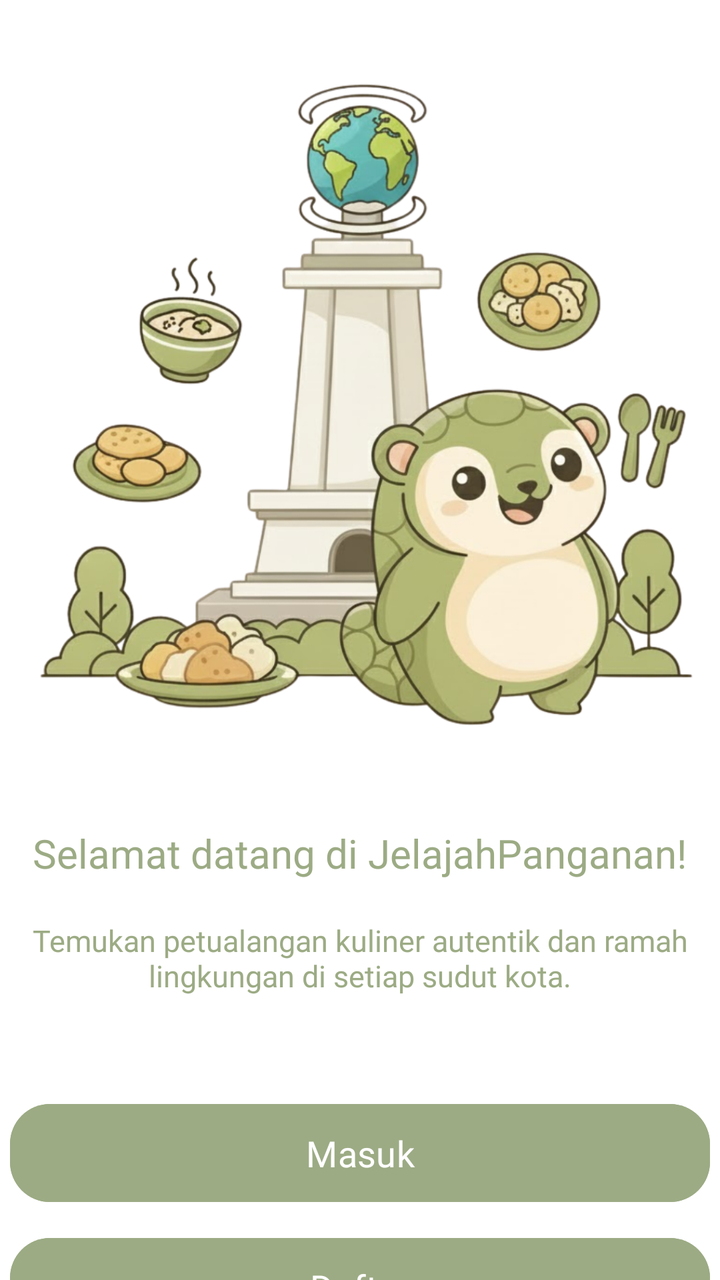
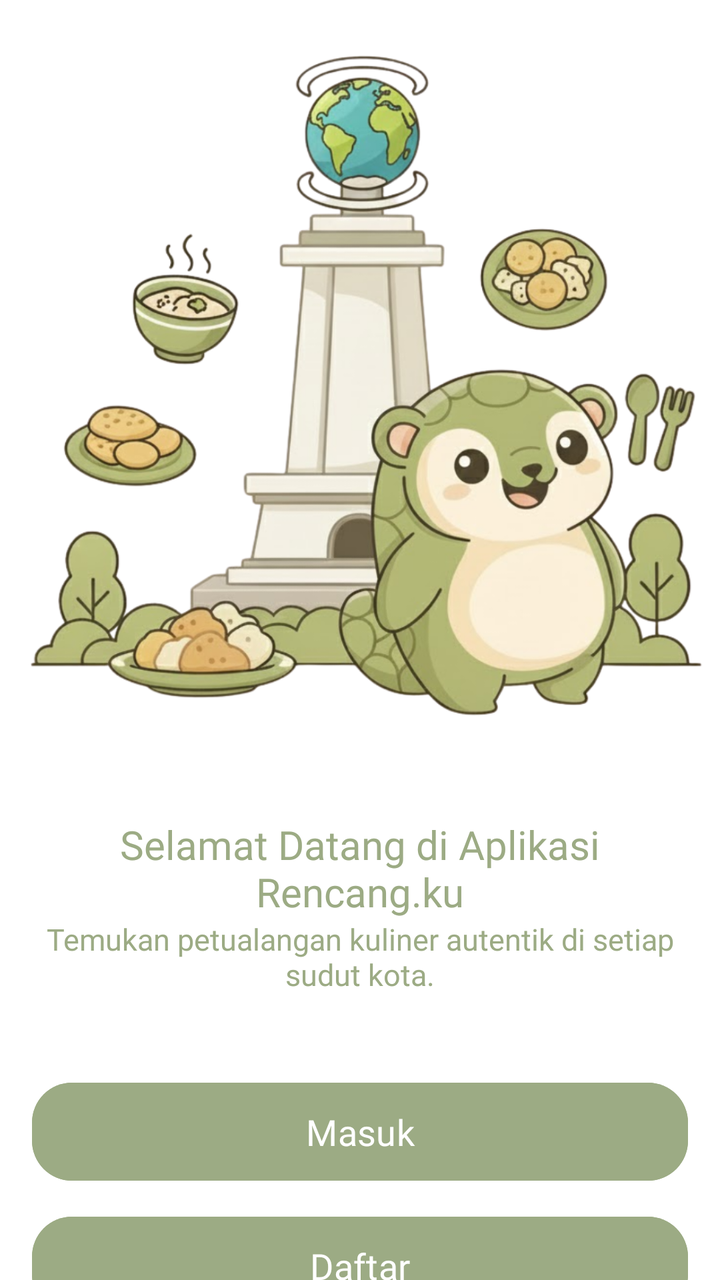

Compare the two renders of this Android layout. The source of the first and the diff that turns it into the second are given below.
<!-- AndroidManifest.xml: application theme Theme.Rencangku -->
<!-- res/layout/activity_onboarding_last.xml -->
<LinearLayout xmlns:android="http://schemas.android.com/apk/res/android"
    xmlns:tools="http://schemas.android.com/tools"
    android:layout_width="match_parent"
    android:layout_height="match_parent"
    xmlns:app="http://schemas.android.com/apk/res-auto"
    android:orientation="vertical"
    android:background="@android:color/white">

    <ImageView
        android:id="@+id/logoImageView"
        android:layout_width="match_parent"
        android:layout_height="379dp"
        android:layout_marginTop="4dp"
        android:contentDescription="@string/app_name"
        android:scaleType="centerCrop"
        android:src="@drawable/maskot" />

    <TextView
        android:id="@+id/welcomeTextView"
        android:layout_width="wrap_content"
        android:layout_height="wrap_content"
        android:layout_marginTop="30dp"
        android:text="@string/welcome"
        android:textSize="20sp"
        android:layout_gravity="center"
        android:textColor="@color/primary"
        android:fontFamily="@font/poppins_semi_bold" />

    <TextView
        android:id="@+id/descriptionTextView"
        android:layout_width="wrap_content"
        android:layout_height="wrap_content"
        android:layout_marginTop="10dp"
        android:padding="10dp"
        android:text="@string/desc_ob5"
        android:textSize="15sp"
        android:textColor="@color/primary"
        android:gravity="center"
        android:fontFamily="@font/poppins_regular" />

    <Button
        android:id="@+id/signInButton"
        android:layout_width="350dp"
        android:layout_height="57dp"
        android:layout_marginStart="10dp"
        android:layout_marginEnd="10dp"
        android:text="@string/sign_in"
        android:layout_gravity="center"
        android:backgroundTint="@color/primary"
        android:textColor="@android:color/white"
        android:layout_marginTop="40dp"
        app:cornerRadius="20dp"
        android:padding="12dp"
        android:textSize="18sp"
        android:fontFamily="@font/poppins_semi_bold"/>

    <Button
        android:id="@+id/signUpButton"
        android:layout_width="350dp"
        android:layout_height="57dp"
        android:layout_marginStart="10dp"
        android:layout_marginEnd="10dp"
        android:text="@string/sign_up"
        android:layout_gravity="center"
        android:backgroundTint="@color/primary"
        android:textColor="@android:color/white"
        android:layout_marginTop="10dp"
        app:cornerRadius="20dp"
        android:padding="12dp"
        android:textSize="18sp"
        android:fontFamily="@font/poppins_semi_bold"/>
</LinearLayout>
<!-- resources referenced by this layout -->
<resources>
  <color name="primary">#9CAB84</color>
  <!-- drawable maskot: png bitmap (drawable, 789658 bytes) -->
  <string name="app_name">RÉNCANG.KU</string>
  <string name="desc_ob5">Temukan petualangan kuliner autentik dan ramah lingkungan di setiap sudut kota.</string>
  <string name="sign_in">Masuk</string>
  <string name="sign_up">Daftar</string>
  <string name="welcome">Selamat datang di JelajahPanganan!</string>
  <style name="Theme.Rencangku" parent="Theme.Material3.DayNight.NoActionBar">
          
      </style>
</resources>

<!-- the commit's change to res/layout/activity_onboarding_last.xml (unified diff, before → after) -->
@@ -4,13 +4,14 @@
     android:layout_height="match_parent"
     xmlns:app="http://schemas.android.com/apk/res-auto"
     android:orientation="vertical"
+    android:gravity="center"
     android:background="@android:color/white">
 
     <ImageView
         android:id="@+id/logoImageView"
         android:layout_width="match_parent"
-        android:layout_height="379dp"
-        android:layout_marginTop="4dp"
+        android:layout_height="390dp"
+        android:layout_marginTop="10dp"
         android:contentDescription="@string/app_name"
         android:scaleType="centerCrop"
         android:src="@drawable/maskot" />
@@ -19,10 +20,12 @@
         android:id="@+id/welcomeTextView"
         android:layout_width="wrap_content"
         android:layout_height="wrap_content"
-        android:layout_marginTop="30dp"
         android:text="@string/welcome"
         android:textSize="20sp"
-        android:layout_gravity="center"
+        android:layout_marginTop="30dp"
+        android:layout_marginStart="16dp"
+        android:layout_marginEnd="16dp"
+       android:gravity="center"
         android:textColor="@color/primary"
         android:fontFamily="@font/poppins_semi_bold" />
 
@@ -30,8 +33,8 @@
         android:id="@+id/descriptionTextView"
         android:layout_width="wrap_content"
         android:layout_height="wrap_content"
-        android:layout_marginTop="10dp"
-        android:padding="10dp"
+        android:layout_marginStart="16dp"
+        android:layout_marginEnd="16dp"
         android:text="@string/desc_ob5"
         android:textSize="15sp"
         android:textColor="@color/primary"
@@ -40,33 +43,31 @@
 
     <Button
         android:id="@+id/signInButton"
-        android:layout_width="350dp"
+        android:layout_width="match_parent"
         android:layout_height="57dp"
-        android:layout_marginStart="10dp"
-        android:layout_marginEnd="10dp"
+        android:layout_marginStart="16dp"
+        android:layout_marginEnd="16dp"
         android:text="@string/sign_in"
         android:layout_gravity="center"
         android:backgroundTint="@color/primary"
         android:textColor="@android:color/white"
         android:layout_marginTop="40dp"
         app:cornerRadius="20dp"
-        android:padding="12dp"
         android:textSize="18sp"
         android:fontFamily="@font/poppins_semi_bold"/>
 
     <Button
         android:id="@+id/signUpButton"
-        android:layout_width="350dp"
+        android:layout_width="match_parent"
         android:layout_height="57dp"
-        android:layout_marginStart="10dp"
-        android:layout_marginEnd="10dp"
+        android:layout_marginStart="16dp"
+        android:layout_marginEnd="16dp"
         android:text="@string/sign_up"
         android:layout_gravity="center"
         android:backgroundTint="@color/primary"
         android:textColor="@android:color/white"
         android:layout_marginTop="10dp"
         app:cornerRadius="20dp"
-        android:padding="12dp"
         android:textSize="18sp"
         android:fontFamily="@font/poppins_semi_bold"/>
 </LinearLayout>
<!-- resource entries referenced after the edit -->
@@ -3,10 +3,10 @@
   <color name="primary">#9CAB84</color>
   <!-- drawable maskot: png bitmap (drawable, 789658 bytes) -->
   <string name="app_name">RÉNCANG.KU</string>
-  <string name="desc_ob5">Temukan petualangan kuliner autentik dan ramah lingkungan di setiap sudut kota.</string>
+  <string name="desc_ob5">Temukan petualangan kuliner autentik di setiap sudut kota.</string>
   <string name="sign_in">Masuk</string>
   <string name="sign_up">Daftar</string>
-  <string name="welcome">Selamat datang di JelajahPanganan!</string>
+  <string name="welcome">Selamat Datang di Aplikasi Rencang.ku</string>
   <style name="Theme.Rencangku" parent="Theme.Material3.DayNight.NoActionBar">
           
       </style>
